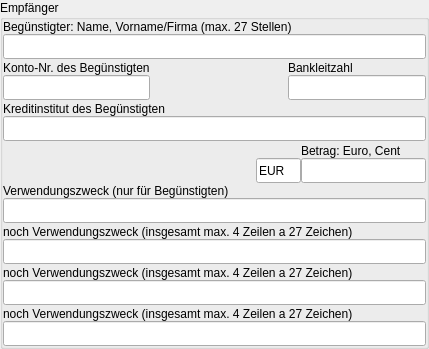
Old version of the form src/widgets/ueberweisungswidget.ui in the repository schmufu/abtransfers.
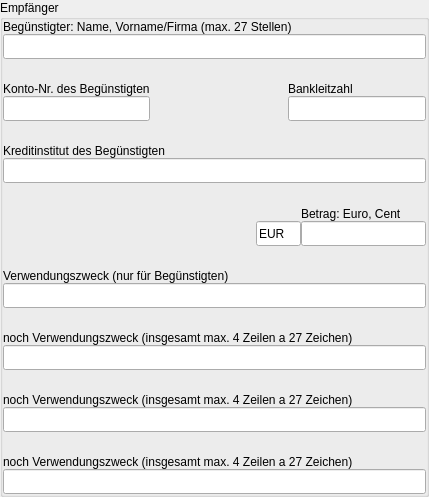
New version of the form.

```diff
--- a/src/widgets/ueberweisungswidget.ui
+++ b/src/widgets/ueberweisungswidget.ui
@@ -7,9 +7,15 @@
     <x>0</x>
     <y>0</y>
     <width>429</width>
-    <height>349</height>
+    <height>497</height>
    </rect>
   </property>
+  <property name="sizePolicy">
+   <sizepolicy hsizetype="Preferred" vsizetype="MinimumExpanding">
+    <horstretch>0</horstretch>
+    <verstretch>0</verstretch>
+   </sizepolicy>
+  </property>
   <property name="minimumSize">
    <size>
     <width>429</width>
```
